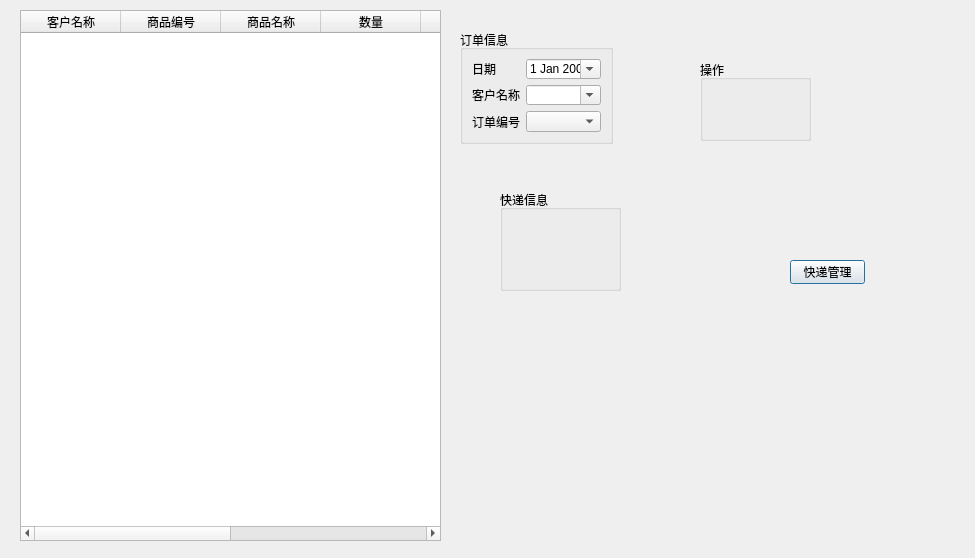
First picture: the form in FrmSaleOrder.ui, repository linchengyuan/db, before the edit.
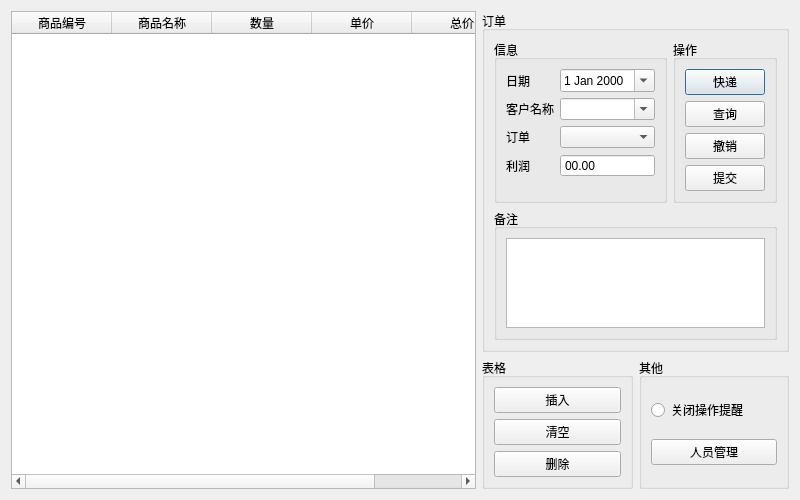
Second picture: the form after the edit.

Diff of the .ui file:
```diff
--- a/FrmSaleOrder.ui
+++ b/FrmSaleOrder.ui
@@ -6,90 +6,24 @@
    <rect>
     <x>0</x>
     <y>0</y>
-    <width>975</width>
-    <height>558</height>
+    <width>800</width>
+    <height>500</height>
    </rect>
   </property>
   <property name="windowTitle">
    <string>Dialog</string>
   </property>
-  <widget class="QTableWidget" name="tableWidget">
-   <property name="geometry">
-    <rect>
-     <x>20</x>
-     <y>10</y>
-     <width>421</width>
-     <height>531</height>
-    </rect>
-   </property>
-   <property name="editTriggers">
-    <set>QAbstractItemView::AllEditTriggers</set>
-   </property>
-   <column>
-    <property name="text">
-     <string>客户名称</string>
-    </property>
-   </column>
-   <column>
-    <property name="text">
-     <string>商品编号</string>
-    </property>
-   </column>
-   <column>
-    <property name="text">
-     <string>商品名称</string>
-    </property>
-   </column>
-   <column>
-    <property name="text">
-     <string>数量</string>
-    </property>
-   </column>
-   <column>
-    <property name="text">
-     <string>单价</string>
-    </property>
-   </column>
-   <column>
-    <property name="text">
-     <string>总价</string>
-    </property>
-   </column>
-   <column>
-    <property name="text">
-     <string>包裹详情</string>
-    </property>
-   </column>
-   <column>
-    <property name="text">
-     <string>操作</string>
-    </property>
-   </column>
-  </widget>
-  <widget class="QGroupBox" name="groupBox_2">
-   <property name="geometry">
-    <rect>
-     <x>700</x>
-     <y>60</y>
-     <width>111</width>
-     <height>81</height>
-    </rect>
-   </property>
+  <layout class="QGridLayout" name="gridLayout_3" rowstretch="0,0" columnstretch="0,0,0">
+   <item row="0" column="1" colspan="2">
+    <widget class="QGroupBox" name="groupBox_4">
    <property name="title">
-    <string>操作</string>
-   </property>
-  </widget>
+      <string>订单</string>
+     </property>
+     <layout class="QGridLayout" name="gridLayout_2" columnstretch="1,0">
+      <item row="0" column="0">
   <widget class="QGroupBox" name="groupBox">
-   <property name="geometry">
-    <rect>
-     <x>460</x>
-     <y>30</y>
-     <width>153</width>
-     <height>114</height>
-    </rect>
-   </property>
    <property name="title">
-    <string>订单信息</string>
+         <string>信息</string>
    </property>
    <layout class="QFormLayout" name="formLayout">
     <item row="0" column="0">
@@ -138,41 +72,183 @@
        </font>
       </property>
       <property name="text">
-       <string>订单编号</string>
+            <string>订单</string>
       </property>
      </widget>
     </item>
     <item row="2" column="1">
      <widget class="QComboBox" name="comboBox"/>
     </item>
-   </layout>
-  </widget>
-  <widget class="QGroupBox" name="groupBox_3">
-   <property name="geometry">
-    <rect>
-     <x>500</x>
-     <y>190</y>
-     <width>121</width>
-     <height>101</height>
-    </rect>
-   </property>
+         <item row="3" column="0">
+          <widget class="QLabel" name="label_4">
+           <property name="text">
+            <string>利润</string>
+           </property>
+          </widget>
+         </item>
+         <item row="3" column="1">
+          <widget class="QDoubleSpinBox" name="doubleSpinBox">
+           <property name="readOnly">
+            <bool>true</bool>
+           </property>
+           <property name="buttonSymbols">
+            <enum>QAbstractSpinBox::NoButtons</enum>
+           </property>
+           <property name="prefix">
+            <string>0</string>
+           </property>
+           <property name="suffix">
+            <string/>
+           </property>
+           <property name="minimum">
+            <double>-9999999.990000000223517</double>
+           </property>
+           <property name="maximum">
+            <double>99999999.989999994635582</double>
+           </property>
+          </widget>
+         </item>
+        </layout>
+       </widget>
+      </item>
+      <item row="0" column="1">
+       <widget class="QGroupBox" name="groupBox_2">
    <property name="title">
-    <string>快递信息</string>
-   </property>
-  </widget>
+         <string>操作</string>
+        </property>
+        <layout class="QVBoxLayout" name="verticalLayout_2">
+         <item>
   <widget class="QPushButton" name="pushButton">
-   <property name="geometry">
-    <rect>
-     <x>790</x>
-     <y>260</y>
-     <width>75</width>
-     <height>24</height>
-    </rect>
-   </property>
+           <property name="text">
+            <string>快递</string>
+           </property>
+          </widget>
+         </item>
+         <item>
+          <widget class="QPushButton" name="pushButton_7">
    <property name="text">
-    <string>快递管理</string>
-   </property>
-  </widget>
+            <string>查询</string>
+           </property>
+          </widget>
+         </item>
+         <item>
+          <widget class="QPushButton" name="pushButton_6">
+           <property name="text">
+            <string>撤销</string>
+           </property>
+          </widget>
+         </item>
+         <item>
+          <widget class="QPushButton" name="pushButton_5">
+           <property name="text">
+            <string>提交</string>
+           </property>
+          </widget>
+         </item>
+        </layout>
+       </widget>
+      </item>
+      <item row="1" column="0" colspan="2">
+       <widget class="QGroupBox" name="groupBox_5">
+        <property name="title">
+         <string>备注</string>
+        </property>
+        <layout class="QGridLayout" name="gridLayout">
+         <item row="0" column="0">
+          <widget class="QTextEdit" name="textEdit"/>
+         </item>
+        </layout>
+       </widget>
+      </item>
+     </layout>
+    </widget>
+   </item>
+   <item row="1" column="1">
+    <widget class="QGroupBox" name="groupBox_3">
+     <property name="title">
+      <string>表格</string>
+     </property>
+     <layout class="QVBoxLayout" name="verticalLayout">
+      <item>
+       <widget class="QPushButton" name="pushButton_2">
+        <property name="text">
+         <string>插入</string>
+        </property>
+       </widget>
+      </item>
+      <item>
+       <widget class="QPushButton" name="pushButton_3">
+        <property name="text">
+         <string>清空</string>
+        </property>
+       </widget>
+      </item>
+      <item>
+       <widget class="QPushButton" name="pushButton_4">
+        <property name="text">
+         <string>删除</string>
+        </property>
+       </widget>
+      </item>
+     </layout>
+    </widget>
+   </item>
+   <item row="1" column="2">
+    <widget class="QGroupBox" name="groupBox_6">
+     <property name="title">
+      <string>其他</string>
+     </property>
+     <layout class="QVBoxLayout" name="verticalLayout_3">
+      <item>
+       <widget class="QRadioButton" name="radioButton">
+        <property name="text">
+         <string>关闭操作提醒</string>
+        </property>
+       </widget>
+      </item>
+      <item>
+       <widget class="QPushButton" name="pushButton_8">
+        <property name="text">
+         <string>人员管理</string>
+        </property>
+       </widget>
+      </item>
+     </layout>
+    </widget>
+   </item>
+   <item row="0" column="0" rowspan="2">
+    <widget class="QTableWidget" name="tableWidget">
+     <property name="editTriggers">
+      <set>QAbstractItemView::AllEditTriggers</set>
+     </property>
+     <column>
+      <property name="text">
+       <string>商品编号</string>
+      </property>
+     </column>
+     <column>
+      <property name="text">
+       <string>商品名称</string>
+      </property>
+     </column>
+     <column>
+      <property name="text">
+       <string>数量</string>
+      </property>
+     </column>
+     <column>
+      <property name="text">
+       <string>单价</string>
+      </property>
+     </column>
+     <column>
+      <property name="text">
+       <string>总价</string>
+      </property>
+     </column>
+    </widget>
+   </item>
+  </layout>
  </widget>
  <resources/>
  <connections/>
```
Lines whose indentation alone changed are shown as unchanged.
